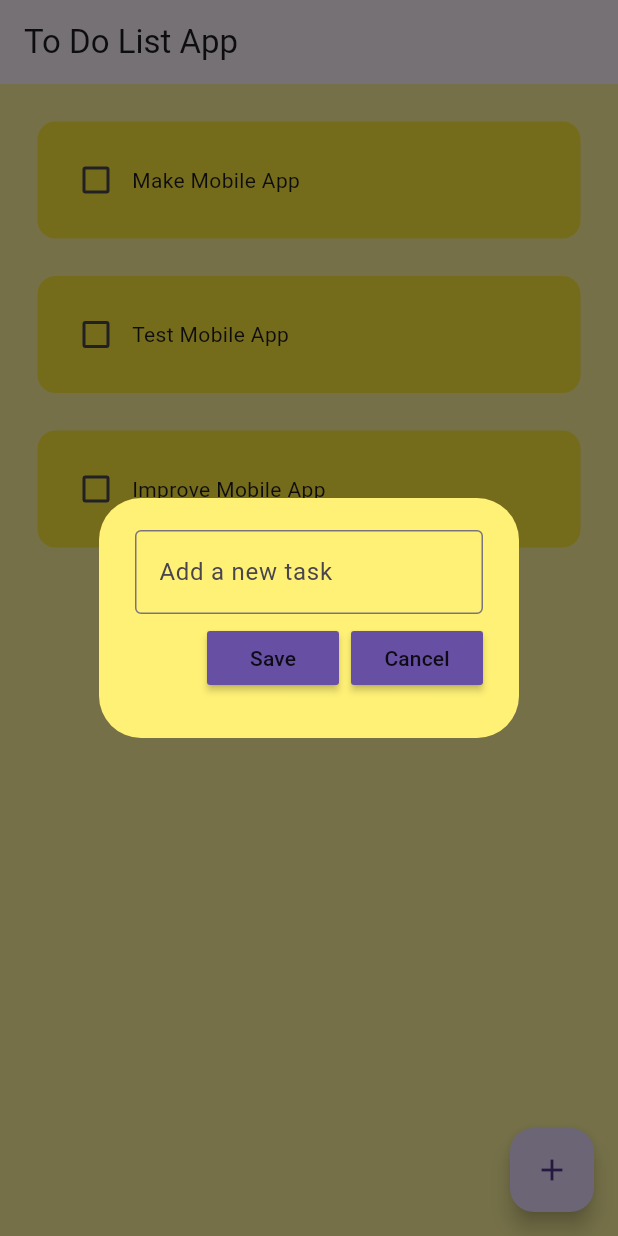
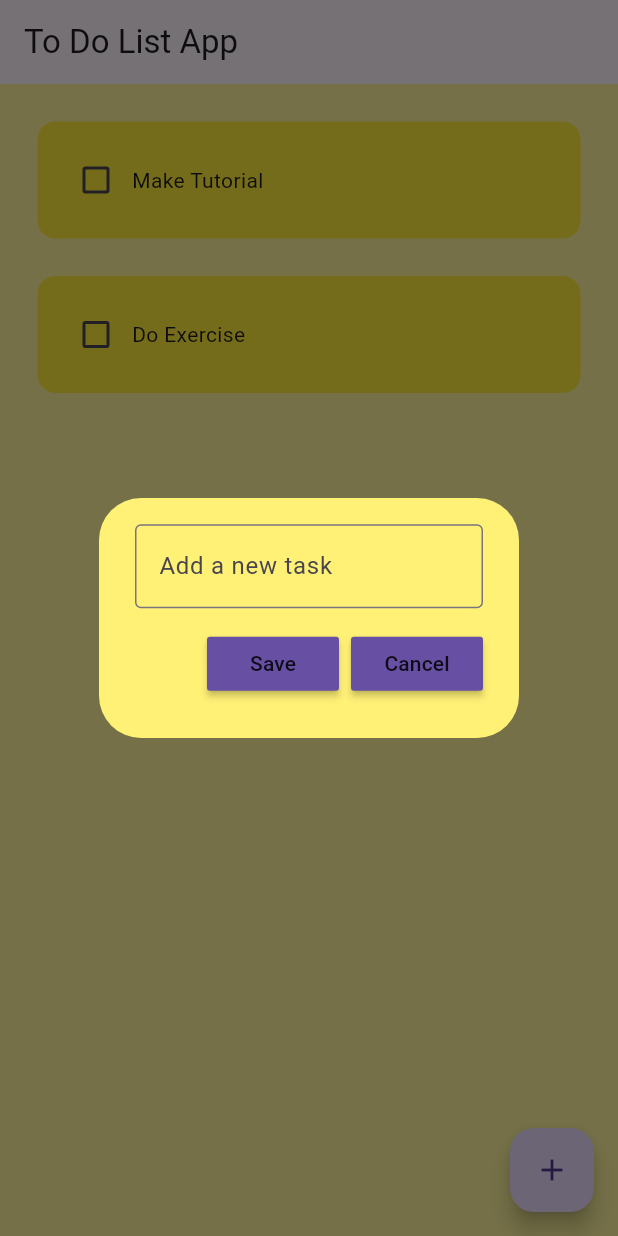
Before and after one commit to TimeFreeze025/AdvSoftwareDevtPrelimsLab1nQuiz1, a Flutter app: the screen it shows after launch, after a tap on the "add" icon, on a phone screen of 412 x 824 dp. Run offline on Flutter 3.47's test engine with Material 2 defaults, Android fonts, the phone set to English and light mode, and no system bars; drawn by our look-alikes of flutter_slidable; our stand-ins replace hive_flutter; accounts and stored records are empty.

Commit message:
Prelims Quiz 1

```diff
--- /dev/null
+++ b/lib/data/database.dart
@@ -0,0 +1,26 @@
+import 'package:hive_flutter/hive_flutter.dart';
+
+class ToDoDataBase {
+  List toDoList = [];
+
+  // Reference Box
+  final _myBox = Hive.box('mybox');
+
+  // 1st time running app Initial Data
+  void createInitialData() {
+    toDoList = [
+      ["Make Tutorial", false],
+      ["Do Exercise", false],
+    ];
+  }
+
+  // Load Data from Database
+  void loadData() {
+    toDoList = _myBox.get("TODOLIST");
+  }
+
+  // Update to Database
+  void updateDataBase() {
+    _myBox.put("TODOLIST", toDoList);
+  }
+}
--- a/lib/main.dart
+++ b/lib/main.dart
@@ -1,7 +1,16 @@
 import 'package:flutter/material.dart';
+import 'package:hive_flutter/hive_flutter.dart';
 import 'pages/home_page.dart';
 
-void main() => runApp(const MyApp());
+void main() async {
+  // init the hive
+  await Hive.initFlutter();
+
+  // open a box
+  var box = await Hive.openBox('mybox');
+
+  runApp(const MyApp());
+}
 
 class MyApp extends StatelessWidget {
   const MyApp({super.key});
--- a/lib/pages/home_page.dart
+++ b/lib/pages/home_page.dart
@@ -1,4 +1,6 @@
 import 'package:flutter/material.dart';
+import 'package:hive_flutter/hive_flutter.dart';
+import '../data/database.dart';
 import '../util/dialog_box.dart';
 import '../util/todo_tile.dart';
 
@@ -10,20 +12,31 @@ class HomePage extends StatefulWidget {
 }
 
 class _HomePageState extends State<HomePage> {
+  // Reference the Hive Box
+  final _myBox = Hive.box('mybox');
+  ToDoDataBase db = ToDoDataBase();
+
+  @override
+  void initState() {
+    // Create Default Data
+    if (_myBox.get("TODOLIST") == null) {
+      db.createInitialData();
+    } else {
+      // Existing Data
+      db.loadData();
+    }
+
+    super.initState();
+  }
+
   //Text controller
   final _controller = TextEditingController();
 
-  //List of todo tasks
-  List toDoList = [
-    ['Make Mobile App', false],
-    ['Test Mobile App', false],
-    ['Improve Mobile App', false],
-  ];
-
   void checkBoxChanged(bool? value, int index) {
     setState(() {
-      toDoList[index][1] = !toDoList[index][1];
+      db.toDoList[index][1] = !db.toDoList[index][1];
     });
+    db.updateDataBase();
   }
 
   // create a new task
@@ -45,17 +58,19 @@ class _HomePageState extends State<HomePage> {
   // save new task
   void saveNewTask() {
     setState(() {
-      toDoList.add([_controller.text, false]);
+      db.toDoList.add([_controller.text, false]);
       _controller.clear();
     });
     Navigator.of(context).pop();
+    db.updateDataBase();
   }
 
   // delete task
   void deleteTask(int index) {
     setState(() {
-      toDoList.removeAt(index);
+      db.toDoList.removeAt(index);
     });
+    db.updateDataBase();
   }
 
   @override
@@ -67,11 +82,11 @@ class _HomePageState extends State<HomePage> {
         elevation: 0,
       ),
       body: ListView.builder(
-        itemCount: toDoList.length,
+        itemCount: db.toDoList.length,
         itemBuilder: (context, index) {
           return ToDoTile(
-            taskName: toDoList[index][0],
-            taskCompleted: toDoList[index][1],
+            taskName: db.toDoList[index][0],
+            taskCompleted: db.toDoList[index][1],
             onChanged: (value) => checkBoxChanged(value, index),
             deleteFunction: (context) => deleteTask(index),
           );
--- a/lib/util/dialog_box.dart
+++ b/lib/util/dialog_box.dart
@@ -29,6 +29,9 @@ class DialogBox extends StatelessWidget {
                 hintText: 'Add a new task',
               ),
             ),
+            const SizedBox(
+              height: 10,
+            ),
             Row(
               mainAxisAlignment: MainAxisAlignment.end,
               children: [
--- a/lib/util/todo_tile.dart
+++ b/lib/util/todo_tile.dart
@@ -22,7 +22,7 @@ class ToDoTile extends StatelessWidget {
       padding: const EdgeInsets.only(left: 25, right: 25, top: 25),
       child: Slidable(
         endActionPane: ActionPane(
-          motion: StretchMotion(),
+          motion: const StretchMotion(),
           children: [
             SlidableAction(
               onPressed: deleteFunction,
--- a/pubspec.yaml
+++ b/pubspec.yaml
@@ -1,4 +1,4 @@
-name: prelims_lab_2
+name: prelims_quiz_1
 description: A new Flutter project.
 
 # The following line prevents the package from being accidentally published to
@@ -32,6 +32,8 @@ dependencies:
     flutter:
         sdk: flutter
     flutter_slidable: ^2.0.0
+    hive: ^2.2.3
+    hive_flutter: ^1.1.0
 
     # The following adds the Cupertino Icons font to your application.
     # Use with the CupertinoIcons class for iOS style icons.
@@ -40,6 +42,8 @@ dependencies:
 dev_dependencies:
     flutter_test:
         sdk: flutter
+    hive_generator: ^1.1.3
+    build_runner: ^2.1.11
 
     # The "flutter_lints" package below contains a set of recommended lints to
     # encourage good coding practices. The lint set provided by the package is
```
